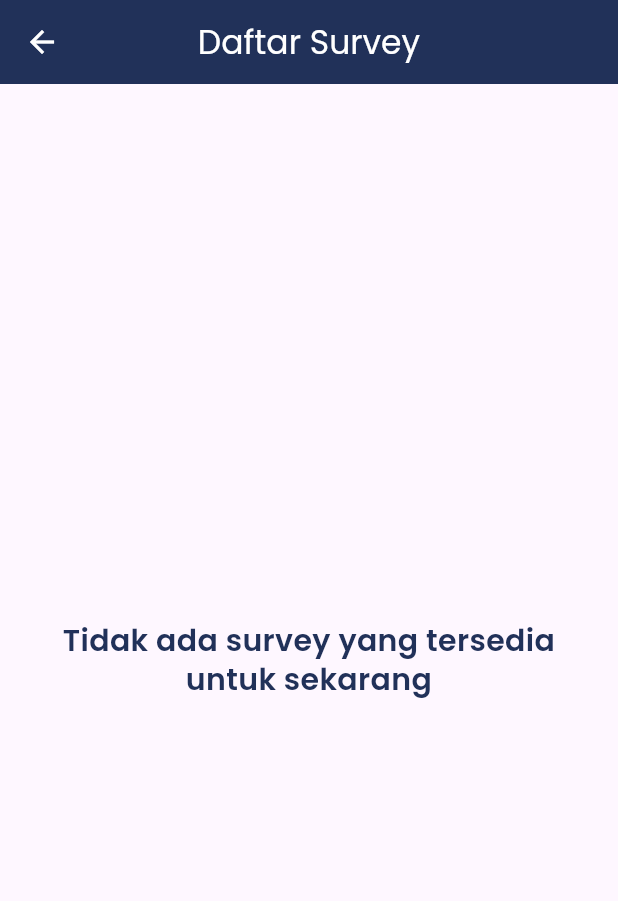
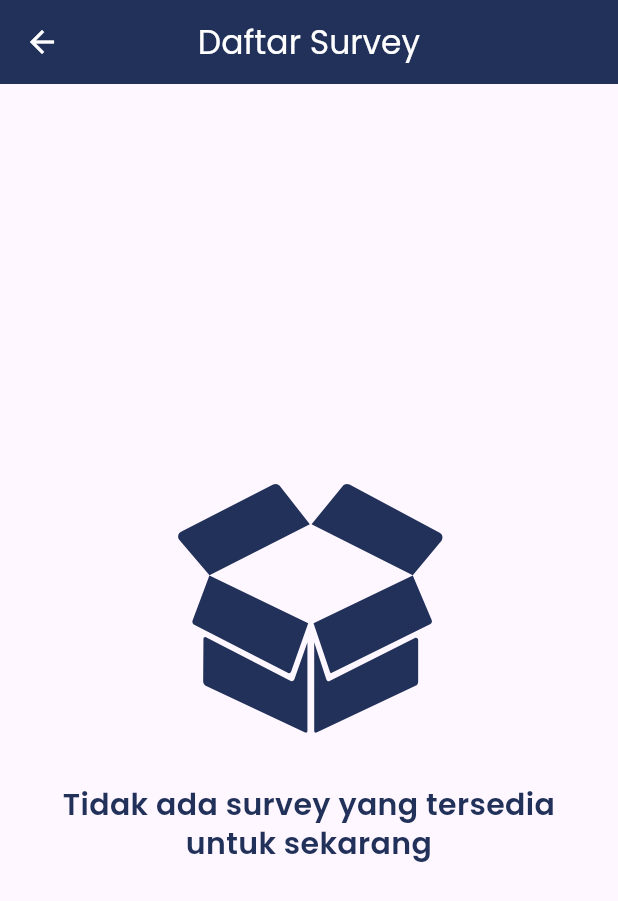
Before and after one commit to cikoedofebrians/qc_entry, a Flutter app: the SurveyListView screen opened directly, on a phone screen of 412 x 824 dp. Shown: the top 901 px of the screen. Run offline on Flutter 3.47's test engine with Material 3 defaults, Android fonts, the phone set to English and light mode, and no system bars; our stand-ins replace dartz, dio, flutter_html, flutter_svg, get_it, internet_connection_checker and 1 more; accounts and stored records are empty; network calls fail.

Commit message:
feat: fixing and adding ui

```diff
--- a/lib/presentation/real_count/real_count_list/screen/real_count_list.dart
+++ b/lib/presentation/real_count/real_count_list/screen/real_count_list.dart
@@ -31,6 +31,7 @@ class RealCountListView extends StatelessWidget {
           children: [
             Text(
               "Real Count Pemilu 2024",
+              textAlign: TextAlign.center,
               style: AppTextStyle.heading3.setSemiBold().copyWith(
                     color: AppColor.primaryColor,
                   ),
--- a/lib/presentation/survey/list/screen/survey_list_page.dart
+++ b/lib/presentation/survey/list/screen/survey_list_page.dart
@@ -1,4 +1,5 @@
 import 'package:flutter/material.dart';
+import 'package:flutter_svg/svg.dart';
 import 'package:provider/provider.dart';
 import 'package:qc_entry/core/extension/text_extension.dart';
 import 'package:qc_entry/core/injector/injector.dart';
@@ -26,6 +27,7 @@ class SurveyListView extends StatelessWidget {
   @override
   Widget build(BuildContext context) {
     final surveyListProvider = Provider.of<SurveyListProvider>(context);
+    final phoneWidth = MediaQuery.sizeOf(context).width;
     return Scaffold(
       appBar: AppBar(
         title: const Text("Daftar Survey"),
@@ -35,16 +37,29 @@ class SurveyListView extends StatelessWidget {
               child: CircularProgressIndicator(),
             )
           : surveyListProvider.surveyList.isEmpty
-              ? Center(
-                  child: Padding(
+              ? Container(
+                  width: phoneWidth,
                   padding: const EdgeInsets.symmetric(horizontal: 24),
-                    child: Text(
+                  child: Column(
+                    mainAxisAlignment: MainAxisAlignment.center,
+                    children: [
+                      SvgPicture.asset(
+                        "assets/images/empty-box.svg",
+                        height: phoneWidth * 0.5,
+                        width: phoneWidth * 0.5,
+                        fit: BoxFit.scaleDown,
+                        colorFilter: const ColorFilter.mode(
+                            AppColor.primaryColor, BlendMode.srcIn),
+                      ),
+                      const SizedBox(height: 12),
+                      Text(
                         "Tidak ada survey yang tersedia untuk sekarang",
                         textAlign: TextAlign.center,
                         style: AppTextStyle.heading5
                             .setSemiBold()
                             .copyWith(color: AppColor.primaryColor),
                       ),
+                    ],
                   ),
                 )
               : ListView.separated(
```
Also changed, not shown: assets/images/empty-box.svg (added). Lines whose indentation alone changed are shown as unchanged.
